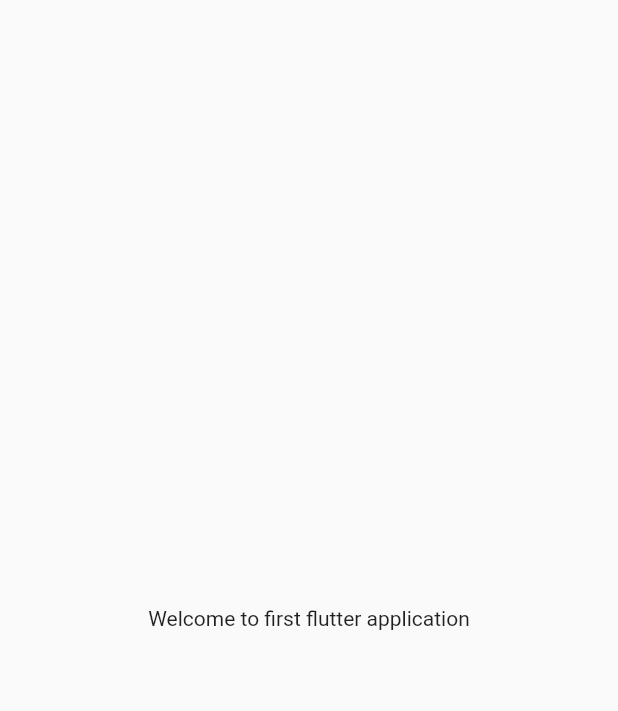
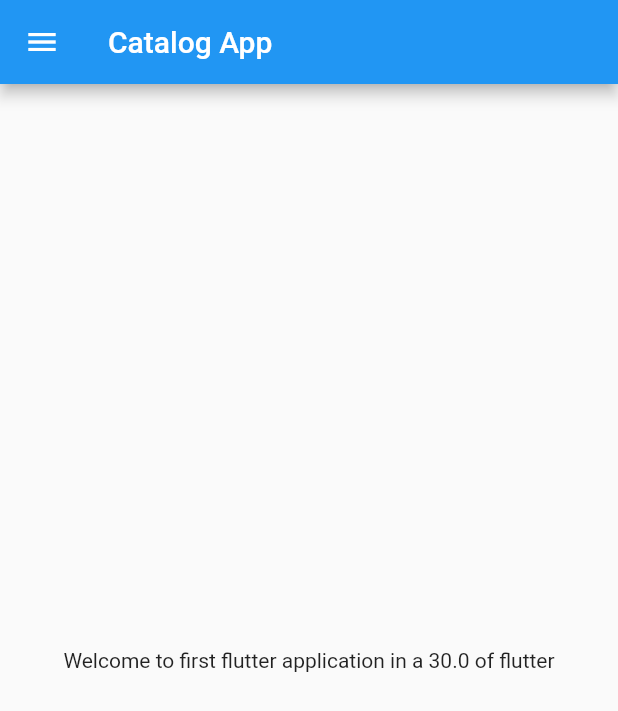
Before and after one commit to egar-learner/Flutter-learning, a Flutter app: the screen it shows after launch, on a phone screen of 412 x 824 dp. Shown: the top 711 px of the screen. Run offline on Flutter 3.47's test engine with Material 2 defaults, Android fonts, the phone set to English and light mode, and no system bars.

Commit message:
Day 2 completed

```diff
--- /dev/null
+++ b/lib/home_page.dart
@@ -0,0 +1,21 @@
+import 'package:flutter/material.dart';
+
+class HomePage extends StatelessWidget {
+  @override
+  Widget build(BuildContext context) {
+    final double days = 30;
+    final String name =
+        "Welcome to first flutter application in a ${days} of flutter";
+    return Scaffold(
+      appBar: AppBar(
+        title: Text("Catalog App"),
+      ),
+      body: Center(
+        child: Container(
+          child: Text(name),
+        ),
+      ),
+      drawer: Drawer(),
+    );
+  }
+}
--- a/lib/main.dart
+++ b/lib/main.dart
@@ -1,22 +1,24 @@
 import 'package:flutter/material.dart';
+import 'package:flutter_first_application/home_page.dart';
 
 void main() {
   runApp(MyApp());
 }
 
 class MyApp extends StatelessWidget {
-  const MyApp({Key? key}) : super(key: key);
-
   @override
   Widget build(BuildContext context) {
+    bool isMale = true;
+    double pi = 3.14;
+    num temp = 30.5; //Super type of number (int/double)
+
+    var anyTypeVariable; //Takes any type of value
+    const constantVal = 10; //Once assigned with some value cannot be changed
+    final finalVal = {1, 2};
+    finalVal.add(3); //finalValues can have modifications like here we did
+
     return MaterialApp(
-      home: Material(
-        child: Center(
-          child: Container(
-            child: Text("Welcome to first flutter application"),
-          ),
-        ),
-      ),
+      home: HomePage(),
     );
   }
 }
```
